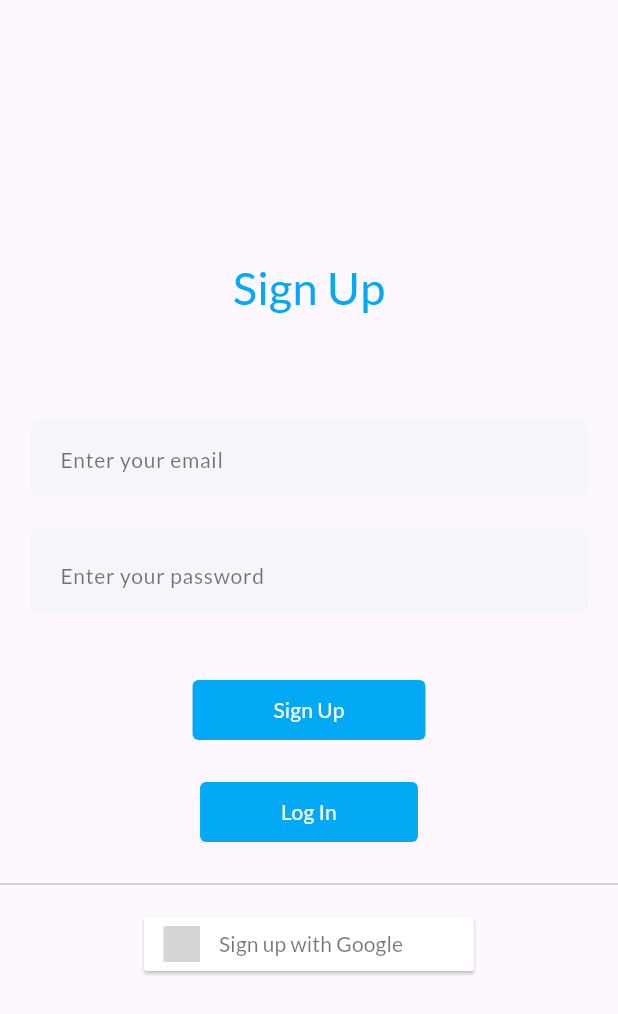
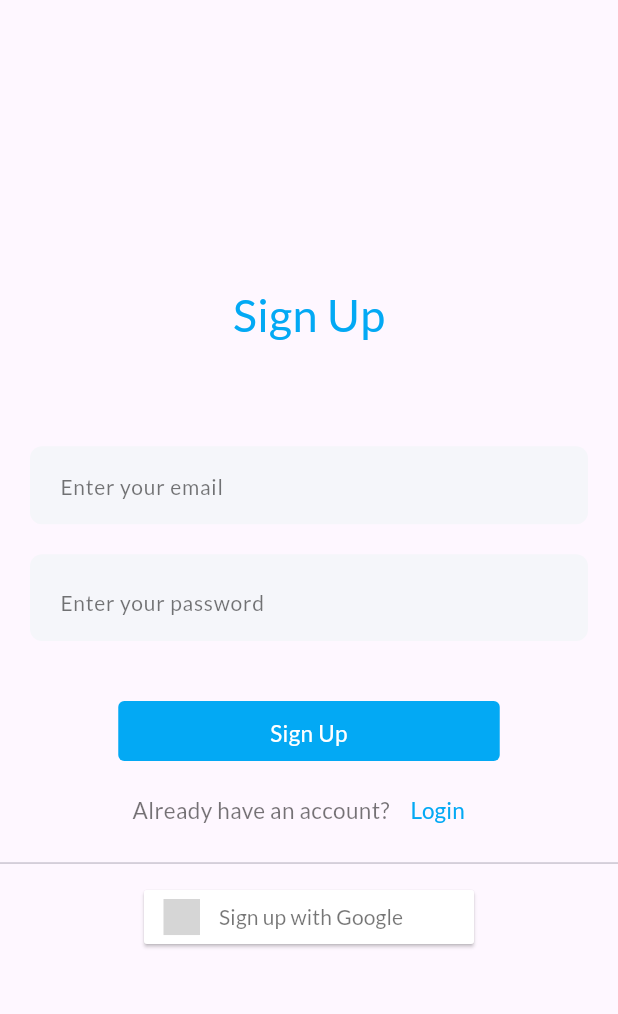
Before and after one commit to imobasshir/get_instant_help, a Flutter app: the screen it shows after launch, after a tap on "Sign Up", on a phone screen of 412 x 824 dp. Shown: the top 1014 px of the screen. Run offline on Flutter 3.47's test engine with Material 2 defaults, Android fonts, the phone set to English and light mode, and no system bars; our stand-ins replace firebase_auth, firebase_core, flutter_signin_button, google_fonts, google_sign_in; accounts and stored records are empty; network calls fail; grey boxes are pictures that could not be loaded.

Commit message:
issues fixed in signup

```diff
--- a/lib/main.dart
+++ b/lib/main.dart
@@ -40,12 +40,7 @@ class MyApp extends StatelessWidget {
           fontFamily: GoogleFonts.lato().fontFamily,
         ),
         debugShowCheckedModeBanner: false,
-        routes: {
-          "/": (context) => const AuthWrapper(),
-          "/signup": (context) => const SignupScreen(),
-          "/home": (context) => const HomeScreen(),
-          "/login": (context) => const LoginScreen(),
-        },
+        home: const AuthWrapper(),
       ),
     );
   }
--- a/lib/pages/login_screen.dart
+++ b/lib/pages/login_screen.dart
@@ -1,7 +1,7 @@
 import 'package:firebase_auth/firebase_auth.dart';
 import 'package:flutter/material.dart';
 import 'package:flutter_signin_button/flutter_signin_button.dart';
-import 'package:get_instant_help/routes.dart';
+import 'package:get_instant_help/pages/signup.dart';
 import 'package:get_instant_help/services/auth_methods.dart';
 import 'package:get_instant_help/widgets/custom_buttons.dart';
 import 'package:get_instant_help/widgets/custom_password_field.dart';
@@ -61,16 +61,41 @@ class _LoginScreenState extends State<LoginScreen> {
             onTap: loginUsers,
             text: 'Login',
           ),
-          const SizedBox(height: 20),
-          CustomButton(
-            onTap: () {
-              Navigator.pushNamed(context, MyRoutes.signup);
-            },
-            text: 'Sign Up',
+          const SizedBox(height: 8),
+          Row(
+            mainAxisAlignment: MainAxisAlignment.center,
+            children: [
+              const Text(
+                "Don't have an account?",
+                style: TextStyle(
+                  fontSize: 15,
+                  color: Colors.black54,
+                ),
+              ),
+              TextButton(
+                onPressed: () {
+                  Navigator.push(
+                    context,
+                    MaterialPageRoute(
+                      builder: (context) {
+                        return const SignupScreen();
+                      },
+                    ),
+                  );
+                },
+                child: const Text(
+                  "Sign Up",
+                  style: TextStyle(
+                    fontSize: 15,
+                    color: Colors.lightBlue,
+                  ),
+                ),
+              ),
+            ],
           ),
-          const SizedBox(height: 16),
+          const SizedBox(height: 4),
           const Divider(),
-          const SizedBox(height: 8),
+          const SizedBox(height: 4),
           SignInButton(
             Buttons.Google,
             text: "Login with Google",
--- a/lib/pages/signup.dart
+++ b/lib/pages/signup.dart
@@ -1,7 +1,7 @@
 import 'package:firebase_auth/firebase_auth.dart';
 import 'package:flutter/material.dart';
 import 'package:flutter_signin_button/flutter_signin_button.dart';
-import 'package:get_instant_help/routes.dart';
+import 'package:get_instant_help/pages/login_screen.dart';
 import 'package:get_instant_help/services/auth_methods.dart';
 import 'package:get_instant_help/widgets/custom_buttons.dart';
 import 'package:get_instant_help/widgets/custom_password_field.dart';
@@ -60,16 +60,41 @@ class _SignupScreenState extends State<SignupScreen> {
             onTap: signUpUser,
             text: 'Sign Up',
           ),
-          const SizedBox(height: 20),
-          CustomButton(
-            onTap: () {
-              Navigator.pushNamed(context, MyRoutes.login);
-            },
-            text: 'Log In',
+          const SizedBox(height: 8),
+          Row(
+            mainAxisAlignment: MainAxisAlignment.center,
+            children: [
+              const Text(
+                "Already have an account?",
+                style: TextStyle(
+                  fontSize: 15,
+                  color: Colors.black54,
+                ),
+              ),
+              TextButton(
+                onPressed: () {
+                  Navigator.push(
+                    context,
+                    MaterialPageRoute(
+                      builder: (context) {
+                        return const LoginScreen();
+                      },
+                    ),
+                  );
+                },
+                child: const Text(
+                  "Login",
+                  style: TextStyle(
+                    fontSize: 15,
+                    color: Colors.lightBlue,
+                  ),
+                ),
+              ),
+            ],
           ),
-          const SizedBox(height: 16),
+          const SizedBox(height: 4),
           const Divider(),
-          const SizedBox(height: 8),
+          const SizedBox(height: 4),
           SignInButton(
             Buttons.Google,
             text: "Sign up with Google",
--- a/lib/routes.dart
+++ /dev/null
@@ -1,6 +0,0 @@
-class MyRoutes {
-  static String auth = "/";
-  static String signup = '/signup';
-  static String login = "/login";
-  static String home = "/home";
-}
--- a/lib/widgets/custom_buttons.dart
+++ b/lib/widgets/custom_buttons.dart
@@ -11,21 +11,26 @@ class CustomButton extends StatelessWidget {
 
   @override
   Widget build(BuildContext context) {
-    return TextButton(
-      onPressed: onTap,
-      style: TextButton.styleFrom(
-        backgroundColor: Colors.lightBlue,
-        shape: RoundedRectangleBorder(
+    return InkWell(
+      onTap: onTap,
+      child: Container(
+        padding: const EdgeInsets.symmetric(
+          vertical: 10,
+          horizontal: 20,
+        ),
+        decoration: BoxDecoration(
           borderRadius: BorderRadius.circular(4),
+          color: Colors.lightBlue,
         ),
-        padding: const EdgeInsets.symmetric(horizontal: 54),
-      ),
-      child: Text(
-        text,
-        textAlign: TextAlign.center,
-        style: const TextStyle(
-          color: Colors.white,
-          fontSize: 14,
+        height: 40,
+        width: MediaQuery.of(context).size.width / 1.62,
+        child: Text(
+          text,
+          textAlign: TextAlign.center,
+          style: const TextStyle(
+            color: Colors.white,
+            fontSize: 15,
+          ),
         ),
       ),
     );
```
Also changed, not shown: lib/services/auth_methods.dart (+44 -6 lines).
